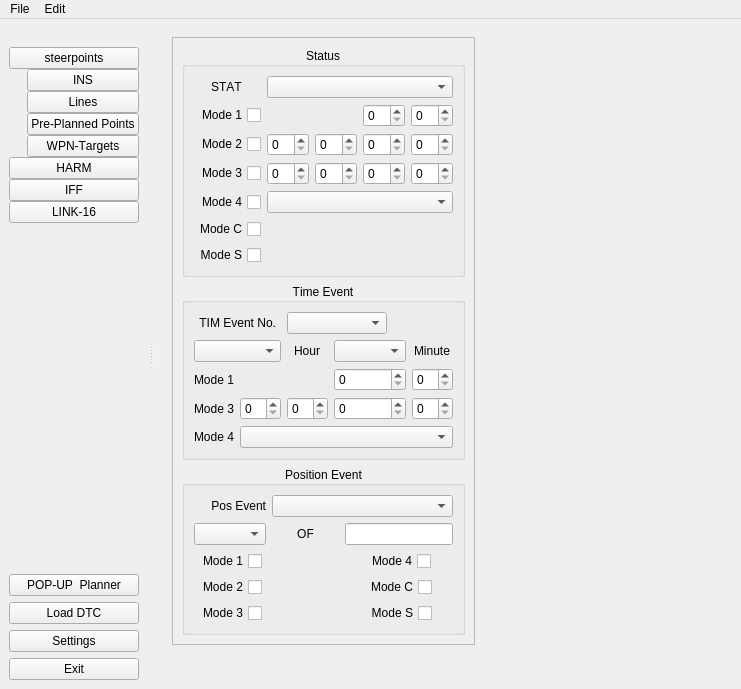
Before: the Qt Designer form src/NeoDP.ui in scplo2753/NeoDP, drawn with Qt 5.
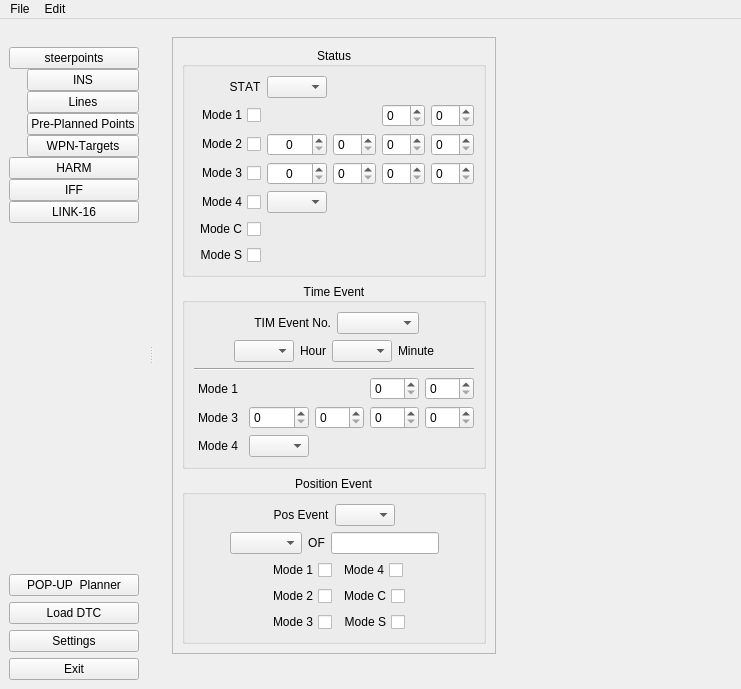
After: the same form once the commit is applied.

```diff
--- a/src/NeoDP.ui
+++ b/src/NeoDP.ui
@@ -879,73 +879,69 @@
                <layout class="QGridLayout" name="gridLayout_19">
                 <item row="0" column="0">
                  <layout class="QGridLayout" name="gridLayout_13">
-                  <item row="3" column="0" alignment="Qt::AlignmentFlag::AlignHCenter">
-                   <widget class="QCheckBox" name="checkBox_PosEvent_Mode2">
-                    <property name="layoutDirection">
-                     <enum>Qt::LayoutDirection::RightToLeft</enum>
-                    </property>
-                    <property name="text">
-                     <string>Mode 2</string>
-                    </property>
-                   </widget>
+                  <item row="0" column="0" colspan="4">
+                   <layout class="QHBoxLayout" name="horizontalLayout_5">
+                    <item>
+                     <spacer name="horizontalSpacer_3">
+                      <property name="orientation">
+                       <enum>Qt::Orientation::Horizontal</enum>
+                      </property>
+                      <property name="sizeHint" stdset="0">
+                       <size>
+                        <width>40</width>
+                        <height>20</height>
+                       </size>
+                      </property>
+                     </spacer>
+                    </item>
+                    <item>
+                     <widget class="QLabel" name="label_19">
+                      <property name="text">
+                       <string>Pos Event</string>
+                      </property>
+                      <property name="scaledContents">
+                       <bool>false</bool>
+                      </property>
+                      <property name="alignment">
+                       <set>Qt::AlignmentFlag::AlignCenter</set>
+                      </property>
+                      <property name="wordWrap">
+                       <bool>false</bool>
+                      </property>
+                      <property name="margin">
+                       <number>0</number>
+                      </property>
+                      <property name="openExternalLinks">
+                       <bool>false</bool>
+                      </property>
+                     </widget>
+                    </item>
+                    <item>
+                     <widget class="QComboBox" name="comboBox_PosEvent">
+                      <property name="maximumSize">
+                       <size>
+                        <width>60</width>
+                        <height>16777215</height>
+                       </size>
+                      </property>
+                     </widget>
+                    </item>
+                    <item>
+                     <spacer name="horizontalSpacer_4">
+                      <property name="orientation">
+                       <enum>Qt::Orientation::Horizontal</enum>
+                      </property>
+                      <property name="sizeHint" stdset="0">
+                       <size>
+                        <width>40</width>
+                        <height>20</height>
+                       </size>
+                      </property>
+                     </spacer>
+                    </item>
+                   </layout>
                   </item>
-                  <item row="1" column="1">
-                   <widget class="QLabel" name="label_20">
-                    <property name="text">
-                     <string>OF</string>
-                    </property>
-                    <property name="alignment">
-                     <set>Qt::AlignmentFlag::AlignCenter</set>
-                    </property>
-                   </widget>
-                  </item>
-                  <item row="0" column="0">
-                   <widget class="QLabel" name="label_19">
-                    <property name="text">
-                     <string>Pos Event</string>
-                    </property>
-                    <property name="alignment">
-                     <set>Qt::AlignmentFlag::AlignRight|Qt::AlignmentFlag::AlignTrailing|Qt::AlignmentFlag::AlignVCenter</set>
-                    </property>
-                   </widget>
-                  </item>
-                  <item row="1" column="0">
-                   <widget class="QComboBox" name="comboBox_PosEvent_Direction"/>
-                  </item>
-                  <item row="4" column="2" alignment="Qt::AlignmentFlag::AlignHCenter">
-                   <widget class="QCheckBox" name="checkBox_PosEvent_ModeS">
-                    <property name="layoutDirection">
-                     <enum>Qt::LayoutDirection::RightToLeft</enum>
-                    </property>
-                    <property name="text">
-                     <string>Mode S</string>
-                    </property>
-                   </widget>
-                  </item>
-                  <item row="3" column="2" alignment="Qt::AlignmentFlag::AlignHCenter">
-                   <widget class="QCheckBox" name="checkBox_PosEvent_ModeC">
-                    <property name="layoutDirection">
-                     <enum>Qt::LayoutDirection::RightToLeft</enum>
-                    </property>
-                    <property name="text">
-                     <string>Mode C</string>
-                    </property>
-                   </widget>
-                  </item>
-                  <item row="0" column="1" colspan="2">
-                   <widget class="QComboBox" name="comboBox_PosEvent"/>
-                  </item>
-                  <item row="4" column="0" alignment="Qt::AlignmentFlag::AlignHCenter">
-                   <widget class="QCheckBox" name="checkBox_PosEvent_Mode3">
-                    <property name="layoutDirection">
-                     <enum>Qt::LayoutDirection::RightToLeft</enum>
-                    </property>
-                    <property name="text">
-                     <string>Mode 3</string>
-                    </property>
-                   </widget>
-                  </item>
-                  <item row="2" column="2" alignment="Qt::AlignmentFlag::AlignHCenter|Qt::AlignmentFlag::AlignVCenter">
+                  <item row="2" column="2" alignment="Qt::AlignmentFlag::AlignRight">
                    <widget class="QCheckBox" name="checkBox_PosEvent_Mode4">
                     <property name="layoutDirection">
                      <enum>Qt::LayoutDirection::RightToLeft</enum>
@@ -955,7 +951,27 @@
                     </property>
                    </widget>
                   </item>
-                  <item row="2" column="0" alignment="Qt::AlignmentFlag::AlignHCenter">
+                  <item row="3" column="2" alignment="Qt::AlignmentFlag::AlignRight">
+                   <widget class="QCheckBox" name="checkBox_PosEvent_ModeC">
+                    <property name="layoutDirection">
+                     <enum>Qt::LayoutDirection::RightToLeft</enum>
+                    </property>
+                    <property name="text">
+                     <string>Mode C</string>
+                    </property>
+                   </widget>
+                  </item>
+                  <item row="4" column="2" alignment="Qt::AlignmentFlag::AlignRight">
+                   <widget class="QCheckBox" name="checkBox_PosEvent_ModeS">
+                    <property name="layoutDirection">
+                     <enum>Qt::LayoutDirection::RightToLeft</enum>
+                    </property>
+                    <property name="text">
+                     <string>Mode S</string>
+                    </property>
+                   </widget>
+                  </item>
+                  <item row="2" column="1">
                    <widget class="QCheckBox" name="checkBox_PosEvent_Mode1">
                     <property name="layoutDirection">
                      <enum>Qt::LayoutDirection::RightToLeft</enum>
@@ -965,19 +981,56 @@
                     </property>
                    </widget>
                   </item>
-                  <item row="1" column="2">
-                   <widget class="QLineEdit" name="lineEdit_PosEvent_WayPoint">
-                    <property name="sizePolicy">
-                     <sizepolicy hsizetype="Preferred" vsizetype="Fixed">
-                      <horstretch>0</horstretch>
-                      <verstretch>0</verstretch>
-                     </sizepolicy>
+                  <item row="3" column="1">
+                   <widget class="QCheckBox" name="checkBox_PosEvent_Mode2">
+                    <property name="layoutDirection">
+                     <enum>Qt::LayoutDirection::RightToLeft</enum>
                     </property>
-                    <property name="readOnly">
-                     <bool>false</bool>
+                    <property name="text">
+                     <string>Mode 2</string>
                     </property>
                    </widget>
                   </item>
+                  <item row="4" column="1">
+                   <widget class="QCheckBox" name="checkBox_PosEvent_Mode3">
+                    <property name="layoutDirection">
+                     <enum>Qt::LayoutDirection::RightToLeft</enum>
+                    </property>
+                    <property name="text">
+                     <string>Mode 3</string>
+                    </property>
+                   </widget>
+                  </item>
+                  <item row="1" column="1" colspan="2">
+                   <layout class="QHBoxLayout" name="horizontalLayout_6">
+                    <item>
+                     <widget class="QComboBox" name="comboBox_PosEvent_Direction"/>
+                    </item>
+                    <item>
+                     <widget class="QLabel" name="label_20">
+                      <property name="text">
+                       <string>OF</string>
+                      </property>
+                      <property name="alignment">
+                       <set>Qt::AlignmentFlag::AlignCenter</set>
+                      </property>
+                     </widget>
+                    </item>
+                    <item>
+                     <widget class="QLineEdit" name="lineEdit_PosEvent_WayPoint">
+                      <property name="sizePolicy">
+                       <sizepolicy hsizetype="Minimum" vsizetype="Fixed">
+                        <horstretch>0</horstretch>
+                        <verstretch>0</verstretch>
+                       </sizepolicy>
+                      </property>
+                      <property name="readOnly">
+                       <bool>false</bool>
+                      </property>
+                     </widget>
+                    </item>
+                   </layout>
+                  </item>
                  </layout>
                 </item>
                </layout>
@@ -1002,6 +1055,9 @@
              <layout class="QGridLayout" name="gridLayout_18">
               <item row="0" column="0">
                <layout class="QGridLayout" name="gridLayout_14">
+                <property name="verticalSpacing">
+                 <number>6</number>
+                </property>
                 <item row="2" column="3">
                  <widget class="QSpinBox" name="spinBox_Stat_Mode2_Tens">
                   <property name="sizePolicy">
@@ -1064,6 +1120,9 @@
                     <height>16777215</height>
                    </size>
                   </property>
+                  <property name="alignment">
+                   <set>Qt::AlignmentFlag::AlignCenter</set>
+                  </property>
                   <property name="value">
                    <number>0</number>
                   </property>
@@ -1147,11 +1206,14 @@
                   </property>
                  </widget>
                 </item>
-                <item row="0" column="0" alignment="Qt::AlignmentFlag::AlignHCenter">
+                <item row="0" column="0" alignment="Qt::AlignmentFlag::AlignRight">
                  <widget class="QLabel" name="label_STAT">
                   <property name="text">
                    <string>STAT</string>
                   </property>
+                  <property name="alignment">
+                   <set>Qt::AlignmentFlag::AlignCenter</set>
+                  </property>
                  </widget>
                 </item>
                 <item row="4" column="0">
@@ -1222,22 +1284,6 @@
                   </property>
                  </widget>
                 </item>
-                <item row="0" column="1" colspan="4">
-                 <widget class="QComboBox" name="comboBox_IFF_STATUS">
-                  <property name="minimumSize">
-                   <size>
-                    <width>100</width>
-                    <height>0</height>
-                   </size>
-                  </property>
-                  <property name="maximumSize">
-                   <size>
-                    <width>200</width>
-                    <height>16777215</height>
-                   </size>
-                  </property>
-                 </widget>
-                </item>
                 <item row="3" column="1">
                  <widget class="QSpinBox" name="spinBox_Stat_Mode3A_Thousands">
                   <property name="sizePolicy">
@@ -1252,19 +1298,44 @@
                     <height>16777215</height>
                    </size>
                   </property>
+                  <property name="alignment">
+                   <set>Qt::AlignmentFlag::AlignCenter</set>
+                  </property>
                  </widget>
                 </item>
-                <item row="4" column="1" colspan="4">
+                <item row="4" column="1">
                  <widget class="QComboBox" name="comboBox_Stat_Mode4">
+                  <property name="sizePolicy">
+                   <sizepolicy hsizetype="Preferred" vsizetype="Fixed">
+                    <horstretch>0</horstretch>
+                    <verstretch>0</verstretch>
+                   </sizepolicy>
+                  </property>
                   <property name="minimumSize">
                    <size>
-                    <width>100</width>
+                    <width>0</width>
                     <height>0</height>
                    </size>
                   </property>
                   <property name="maximumSize">
                    <size>
-                    <width>200</width>
+                    <width>60</width>
+                    <height>16777215</height>
+                   </size>
+                  </property>
+                 </widget>
+                </item>
+                <item row="0" column="1">
+                 <widget class="QComboBox" name="comboBox_IFF_STATUS">
+                  <property name="minimumSize">
+                   <size>
+                    <width>0</width>
+                    <height>0</height>
+                   </size>
+                  </property>
+                  <property name="maximumSize">
+                   <size>
+                    <width>60</width>
                     <height>16777215</height>
                    </size>
                   </property>
@@ -1297,102 +1368,229 @@
              </property>
              <layout class="QGridLayout" name="gridLayout_17">
               <item row="0" column="0">
-               <layout class="QGridLayout" name="gridLayout_15">
-                <item row="1" column="4" alignment="Qt::AlignmentFlag::AlignHCenter">
-                 <widget class="QLabel" name="label_6">
-                  <property name="text">
-                   <string>Minute</string>
-                  </property>
-                 </widget>
-                </item>
-                <item row="3" column="1">
-                 <widget class="QSpinBox" name="spinBox_TIMEvent_Mode3A_Thousands"/>
-                </item>
-                <item row="1" column="2" alignment="Qt::AlignmentFlag::AlignHCenter">
-                 <widget class="QLabel" name="label_9">
-                  <property name="text">
-                   <string>Hour</string>
-                  </property>
-                 </widget>
-                </item>
-                <item row="3" column="2">
-                 <widget class="QSpinBox" name="spinBox_TIMEvent_Mode3A_Hundreds"/>
-                </item>
-                <item row="2" column="0" alignment="Qt::AlignmentFlag::AlignHCenter">
-                 <widget class="QLabel" name="label_11">
-                  <property name="text">
-                   <string>Mode 1</string>
-                  </property>
-                 </widget>
-                </item>
-                <item row="4" column="1" colspan="4">
-                 <widget class="QComboBox" name="comboBox_TIMEvent_Mode4"/>
-                </item>
-                <item row="3" column="0" alignment="Qt::AlignmentFlag::AlignHCenter">
-                 <widget class="QLabel" name="label_12">
-                  <property name="text">
-                   <string>Mode 3</string>
-                  </property>
-                 </widget>
-                </item>
-                <item row="1" column="3">
-                 <widget class="QComboBox" name="comboBox_TIMEvent_Minute">
+               <layout class="QGridLayout" name="gridLayout_15" rowstretch="0,0,0,0,0,0">
+                <item row="4" column="2">
+                 <widget class="QSpinBox" name="spinBox_TIMEvent_Mode3A_Hundreds">
                   <property name="sizePolicy">
                    <sizepolicy hsizetype="Preferred" vsizetype="Fixed">
                     <horstretch>0</horstretch>
                     <verstretch>0</verstretch>
                    </sizepolicy>
                   </property>
-                  <property name="sizeIncrement">
+                  <property name="maximumSize">
                    <size>
-                    <width>0</width>
-                    <height>0</height>
+                    <width>60</width>
+                    <height>16777215</height>
                    </size>
                   </property>
                  </widget>
                 </item>
-                <item row="2" column="3">
-                 <widget class="QSpinBox" name="spinBox_TIMEvent_Mode1_Tens"/>
+                <item row="5" column="1">
+                 <widget class="QComboBox" name="comboBox_TIMEvent_Mode4">
+                  <property name="maximumSize">
+                   <size>
+                    <width>60</width>
+                    <height>16777215</height>
+                   </size>
+                  </property>
+                 </widget>
                 </item>
-                <item row="3" column="4">
-                 <widget class="QSpinBox" name="spinBox_TIMEvent_Mode3A_Units"/>
+                <item row="4" column="1">
+                 <widget class="QSpinBox" name="spinBox_TIMEvent_Mode3A_Thousands">
+                  <property name="maximumSize">
+                   <size>
+                    <width>60</width>
+                    <height>16777215</height>
+                   </size>
+                  </property>
+                 </widget>
                 </item>
-                <item row="2" column="4">
-                 <widget class="QSpinBox" name="spinBox_TIMEvent_Mode1_Units"/>
+                <item row="0" column="1" colspan="3">
+                 <layout class="QHBoxLayout" name="horizontalLayout_2">
+                  <item>
+                   <widget class="QLabel" name="label_8">
+                    <property name="text">
+                     <string>TIM Event No.</string>
+                    </property>
+                    <property name="alignment">
+                     <set>Qt::AlignmentFlag::AlignRight|Qt::AlignmentFlag::AlignTrailing|Qt::AlignmentFlag::AlignVCenter</set>
+                    </property>
+                   </widget>
+                  </item>
+                  <item>
+                   <widget class="QComboBox" name="comboBox_TIMEvent">
+                    <property name="maximumSize">
+                     <size>
+                      <width>100</width>
+                      <height>16777215</height>
+                     </size>
+                    </property>
+                   </widget>
+                  </item>
+                 </layout>
                 </item>
-                <item row="1" column="0" colspan="2">
-                 <widget class="QComboBox" name="comboBox_TIMEvent_Hour"/>
-                </item>
-                <item row="4" column="0" alignment="Qt::AlignmentFlag::AlignHCenter">
+                <item row="5" column="0" alignment="Qt::AlignmentFlag::AlignHCenter">
                  <widget class="QLabel" name="label_16">
                   <property name="text">
                    <string>Mode 4</string>
                   </property>
                  </widget>
                 </item>
-                <item row="0" column="0" colspan="2" alignment="Qt::AlignmentFlag::AlignHCenter">
-                 <widget class="QLabel" name="label_8">
-                  <property name="text">
-                   <string>TIM Event No.</string>
-                  </property>
-                  <property name="alignment">
-                   <set>Qt::AlignmentFlag::AlignRight|Qt::AlignmentFlag::AlignTrailing|Qt::AlignmentFlag::AlignVCenter</set>
-                  </property>
-                 </widget>
-                </item>
                 <item row="3" column="3">
-                 <widget class="QSpinBox" name="spinBox_TIMEvent_Mode3A_Tens"/>
+                 <widget class="QSpinBox" name="spinBox_TIMEvent_Mode1_Tens">
+                  <property name="maximumSize">
+                   <size>
+                    <width>60</width>
+                    <height>16777215</height>
+                   </size>
+                  </property>
+                 </widget>
                 </item>
-                <item row="0" column="2" colspan="2">
-                 <widget class="QComboBox" name="comboBox_TIMEvent">
+                <item row="4" column="4">
+                 <widget class="QSpinBox" name="spinBox_TIMEvent_Mode3A_Units">
+                  <property name="sizePolicy">
+                   <sizepolicy hsizetype="Preferred" vsizetype="Fixed">
+                    <horstretch>0</horstretch>
+                    <verstretch>0</verstretch>
+                   </sizepolicy>
+                  </property>
                   <property name="maximumSize">
                    <size>
-                    <width>100</width>
+                    <width>60</width>
                     <height>16777215</height>
                    </size>
                   </property>
                  </widget>
                 </item>
+                <item row="3" column="4">
+                 <widget class="QSpinBox" name="spinBox_TIMEvent_Mode1_Units">
+                  <property name="maximumSize">
+                   <size>
+                    <width>60</width>
+                    <height>16777215</height>
+                   </size>
+                  </property>
+                 </widget>
+                </item>
+                <item row="1" column="0" colspan="5">
+                 <layout class="QHBoxLayout" name="horizontalLayout">
+                  <item>
+                   <spacer name="horizontalSpacer">
+                    <property name="orientation">
+                     <enum>Qt::Orientation::Horizontal</enum>
+                    </property>
+                    <property name="sizeHint" stdset="0">
+                     <size>
+                      <width>40</width>
+                      <height>20</height>
+                     </size>
+                    </property>
+                   </spacer>
+                  </item>
+                  <item>
+                   <widget class="QComboBox" name="comboBox_TIMEvent_Hour">
+                    <property name="sizePolicy">
+                     <sizepolicy hsizetype="Minimum" vsizetype="Fixed">
+                      <horstretch>0</horstretch>
+                      <verstretch>0</verstretch>
+                     </sizepolicy>
+                    </property>
+                    <property name="maximumSize">
+                     <size>
+                      <width>60</width>
+                      <height>16777215</height>
+                     </size>
+                    </property>
+                   </widget>
+                  </item>
+                  <item>
+                   <widget class="QLabel" name="label_9">
+                    <property name="text">
+                     <string>Hour</string>
+                    </property>
+                   </widget>
+                  </item>
+                  <item>
+                   <widget class="QComboBox" name="comboBox_TIMEvent_Minute">
+                    <property name="sizePolicy">
+                     <sizepolicy hsizetype="Preferred" vsizetype="Fixed">
+                      <horstretch>0</horstretch>
+                      <verstretch>0</verstretch>
+                     </sizepolicy>
+                    </property>
+                    <property name="maximumSize">
+                     <size>
+                      <width>60</width>
+                      <height>16777215</height>
+                     </size>
+                    </property>
+                    <property name="sizeIncrement">
+                     <size>
+                      <width>0</width>
+                      <height>0</height>
+                     </size>
+                    </property>
+                   </widget>
+                  </item>
+                  <item>
+                   <widget class="QLabel" name="label_6">
+                    <property name="text">
+                     <string>Minute</string>
+                    </property>
+                   </widget>
+                  </item>
+                  <item>
+                   <spacer name="horizontalSpacer_2">
+                    <property name="orientation">
+                     <enum>Qt::Orientation::Horizontal</enum>
+                    </property>
+                    <property name="sizeHint" stdset="0">
+                     <size>
+                      <width>40</width>
+                      <height>20</height>
+                     </size>
+                    </property>
+                   </spacer>
+                  </item>
+                 </layout>
+                </item>
+                <item row="4" column="3">
+                 <widget class="QSpinBox" name="spinBox_TIMEvent_Mode3A_Tens">
+                  <property name="sizePolicy">
+                   <sizepolicy hsizetype="Preferred" vsizetype="Fixed">
+                    <horstretch>0</horstretch>
+                    <verstretch>0</verstretch>
+                   </sizepolicy>
+                  </property>
+                  <property name="maximumSize">
+                   <size>
+                    <width>60</width>
+                    <height>16777215</height>
+                   </size>
+                  </property>
+                 </widget>
+                </item>
+                <item row="4" column="0" alignment="Qt::AlignmentFlag::AlignHCenter">
+                 <widget class="QLabel" name="label_12">
+                  <property name="text">
+                   <string>Mode 3</string>
+                  </property>
+                 </widget>
+                </item>
+                <item row="3" column="0" alignment="Qt::AlignmentFlag::AlignHCenter">
+                 <widget class="QLabel" name="label_11">
+                  <property name="text">
+                   <string>Mode 1</string>
+                  </property>
+                 </widget>
+                </item>
+                <item row="2" column="0" colspan="5">
+                 <widget class="Line" name="line">
+                  <property name="orientation">
+                   <enum>Qt::Orientation::Horizontal</enum>
+                  </property>
+                 </widget>
+                </item>
                </layout>
               </item>
              </layout>
```
Left out of the diff: 12 changed lines with no effect on the pictures.
